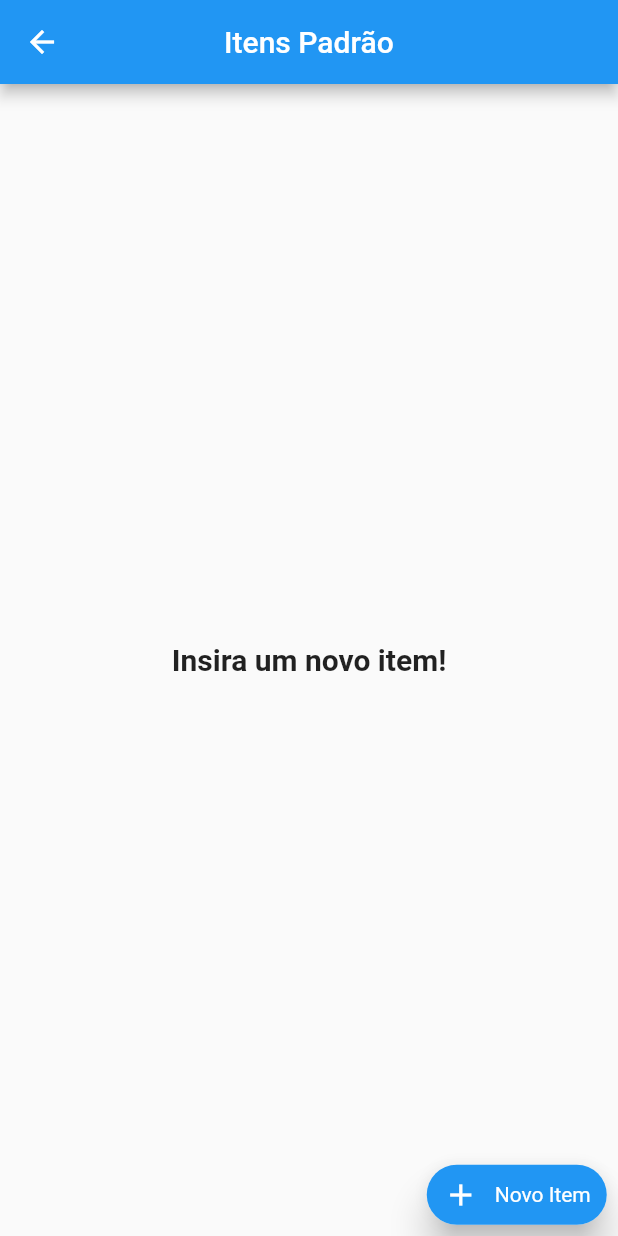
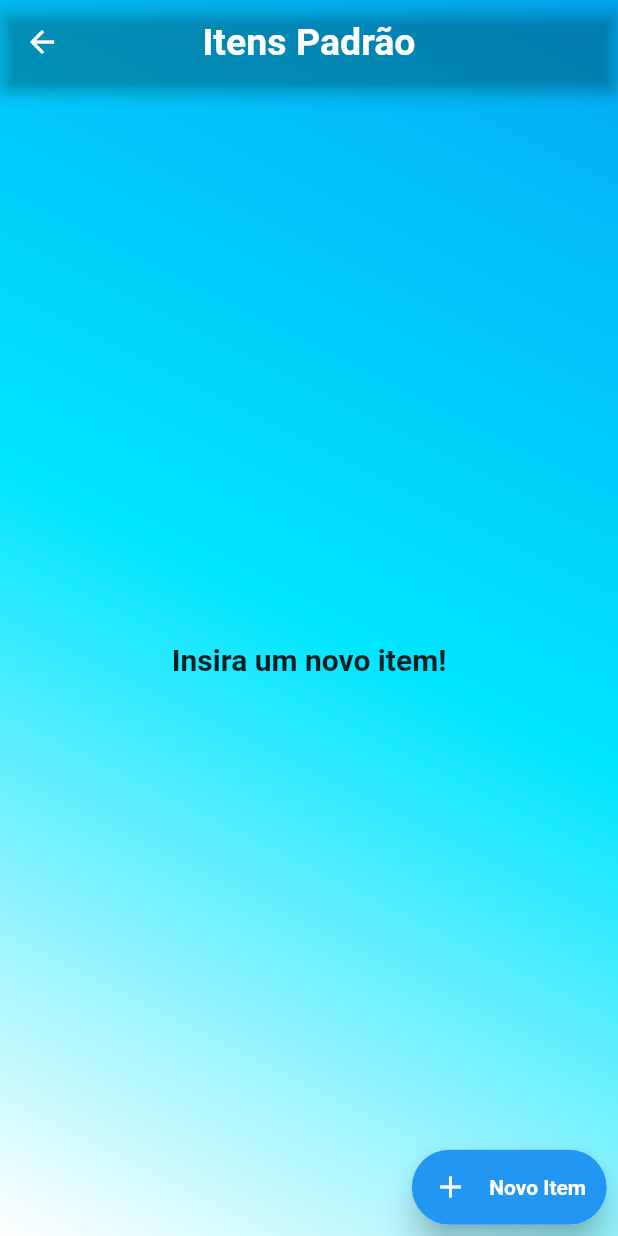
Before and after one commit to rein4nl1m/check_db, a Flutter app: the screen it shows after launch, after a tap on "Itens Padrão", on a phone screen of 412 x 824 dp. Run offline on Flutter 3.47's test engine with Material 2 defaults, Android fonts, the phone set to English and light mode, and no system bars; our stand-ins replace sqflite; accounts and stored records are empty.

Commit message:
Alteração de Navegação entre Páginas

```diff
--- a/lib/main.dart
+++ b/lib/main.dart
@@ -1,6 +1,5 @@
 import 'package:check_compras/screens/homeScreen.dart';
 import 'package:check_compras/screens/itensScreen.dart';
-import 'package:check_compras/screens/novoItemScreen.dart';
 import 'package:flutter/material.dart';
 
 void main() => runApp(MyApp());
@@ -13,12 +12,9 @@ class MyApp extends StatelessWidget {
         theme: ThemeData(
           primarySwatch: Colors.blue,
         ),
-      debugShowCheckedModeBanner: false,
         home: HomeScreen(),
         routes: {
           '/itensScreen': (context) => ItensScreen(),
-        '/novoItemScreen': (context) => NovoItemScreen()
-      }
-    );
+        });
   }
 }
--- a/lib/screens/homeScreen.dart
+++ b/lib/screens/homeScreen.dart
@@ -1,4 +1,6 @@
 import 'package:check_compras/db/db_provider.dart';
+import 'package:check_compras/widgets/customAppBar.dart';
+import 'package:check_compras/widgets/customBodyBack.dart';
 import 'package:check_compras/widgets/customSection.dart';
 import 'package:flutter/material.dart';
 
@@ -8,16 +10,17 @@ class HomeScreen extends StatelessWidget {
   @override
   Widget build(BuildContext context) {
     return Scaffold(
-      appBar: AppBar(
-          title: Text("Check Compras!"), centerTitle: true, elevation: 10),
-      body: Container(
+      body: Stack(children: <Widget>[
+        CustomBodyBack(),
+        CustomAppBar(title: "Check Compras!"),
+        Container(
           width: double.infinity,
           height: double.infinity,
-        child: SafeArea(
           child: Column(
             crossAxisAlignment: CrossAxisAlignment.center,
             mainAxisAlignment: MainAxisAlignment.spaceEvenly,
             children: <Widget>[
+              SizedBox(height: 5),
               Text(
                 "Bem vindo(a) ao Check Compras!",
                 style: TextStyle(fontWeight: FontWeight.bold, fontSize: 20),
@@ -29,12 +32,11 @@ class HomeScreen extends StatelessWidget {
                   CustomSection(
                       iconData: Icons.add_box,
                       title: "Itens Padrão",
-                  route: "/itensScreen",
-                ),
+                      route: "/itensScreen"),
                   CustomSection(
                       iconData: Icons.format_list_bulleted,
                       title: "Lista de Compras",
-                )
+                      route: "/listaScreen")
                 ],
               ),
               Row(
@@ -44,16 +46,17 @@ class HomeScreen extends StatelessWidget {
                   CustomSection(
                       iconData: Icons.history,
                       title: "Histórico de Compras",
-                ),
+                      route: "/historicoScreen"),
                   CustomSection(
                       iconData: Icons.info,
                       title: "Sobre o app",
-                )
+                      route: "/sobreScreen")
                 ],
               ),
             ],
-        )),
           ),
+        )
+      ]),
     );
   }
 }
--- a/lib/screens/itensScreen.dart
+++ b/lib/screens/itensScreen.dart
@@ -1,5 +1,9 @@
 import 'package:check_compras/db/db_provider.dart';
 import 'package:check_compras/models/itemPadraoModel.dart';
+import 'package:check_compras/widgets/customAppBar.dart';
+import 'package:check_compras/widgets/customBodyBack.dart';
+import 'package:check_compras/widgets/customFloatButton.dart';
+//import 'package:check_compras/widgets/customFloatButton.dart';
 import 'package:check_compras/widgets/customListTile.dart';
 import 'package:flutter/material.dart';
 
@@ -13,9 +17,26 @@ class _ItensScreenState extends State<ItensScreen> {
 
   @override
   Widget build(BuildContext context) {
-    return Scaffold(
-      appBar: AppBar(title: Text("Itens Padrão"), centerTitle: true),
-      body: Stack(
+    return Stack(
+      children: <Widget>[
+        CustomBodyBack(),
+        Scaffold(
+          backgroundColor: Colors.transparent,
+          appBar: AppBar(
+            title: Text("Itens Padrão",
+                style: TextStyle(
+                    color: Colors.white,
+                    fontSize: 25,
+                    fontWeight: FontWeight.bold)),
+            centerTitle: true,
+            backgroundColor: Colors.transparent,
+          ),
+          body: Container(
+              width: double.infinity,
+              height: double.infinity,
+              child: Column(
+                  crossAxisAlignment: CrossAxisAlignment.center,
+                  mainAxisAlignment: MainAxisAlignment.spaceEvenly,
                   children: <Widget>[
                     FutureBuilder<List<ItemPadrao>>(
                       future: db.queryAllRows(),
@@ -34,43 +55,15 @@ class _ItensScreenState extends State<ItensScreen> {
                           return Center(
                               child: Text("Insira um novo item!",
                                   style: TextStyle(
-                            fontWeight: FontWeight.bold, fontSize: 20)));
+                                      fontWeight: FontWeight.bold,
+                                      fontSize: 20)));
                         }
                       },
                     ),
-          Positioned(
-            bottom: 7.5,
-            right: 7.5,
-            child: Hero(
-              tag: "novoItem",
-              child: Material(
-                elevation: 10,
-                borderRadius: BorderRadius.circular(20),
-                child: InkWell(
-                  onTap: () {
-                    Navigator.pushNamed(context, "/novoItemScreen");
-                  },
-                  borderRadius: BorderRadius.circular(20),
-                  child: Container(
-                    width: 120,
-                    height: 40,
-                    decoration: BoxDecoration(
-                        color: Theme.of(context).primaryColor,
-                        borderRadius: BorderRadius.circular(20)),
-                    child: Row(
-                      mainAxisAlignment: MainAxisAlignment.spaceEvenly,
-                      children: <Widget>[
-                        Icon(Icons.add, color: Colors.white),
-                        Text("Novo Item", style: TextStyle(color: Colors.white))
+                  ])),
+        ),
+        CustomFloatButton(label: "Novo Item")
       ],
-                    ),
-                  ),
-                ),
-              ),
-            ),
-          )
-        ],
-      ),
     );
   }
 }
--- a/lib/screens/novoItemScreen.dart
+++ /dev/null
@@ -1,20 +0,0 @@
-import 'package:flutter/material.dart';
-
-class NovoItemScreen extends StatelessWidget {
-  @override
-  Widget build(BuildContext context) {
-    return Scaffold(
-      body: Stack(
-        children: <Widget>[
-          Hero(
-              tag: "novoItem",
-              child: Container(
-                width: double.infinity,
-                height: double.infinity,
-                color: Theme.of(context).primaryColor,
-              ))
-        ],
-      ),
-    );
-  }
-}
--- /dev/null
+++ b/lib/widgets/customAppBar.dart
@@ -0,0 +1,27 @@
+import 'package:flutter/material.dart';
+
+class CustomAppBar extends StatelessWidget {
+  final String title;
+
+  const CustomAppBar({Key key, this.title}) : super(key: key);
+
+  @override
+  Widget build(BuildContext context) {
+    return Material(
+      elevation: 12,
+      color: Colors.transparent,
+      child: Container(
+        width: double.infinity,
+        height: 75,
+        alignment: Alignment.topCenter,
+        padding: EdgeInsets.only(top: 30),
+        child: Text(
+          title,
+          style: TextStyle(
+              color: Colors.white, fontSize: 30, fontWeight: FontWeight.bold),
+          textAlign: TextAlign.center,
+        ),
+      ),
+    );
+  }
+}
--- /dev/null
+++ b/lib/widgets/customBodyBack.dart
@@ -0,0 +1,16 @@
+import 'package:flutter/material.dart';
+
+class CustomBodyBack extends StatelessWidget {
+  @override
+  Widget build(BuildContext context) {
+    return Container(
+      width: double.infinity,
+      height: double.infinity,
+      decoration: BoxDecoration(
+          gradient: LinearGradient(
+              colors: [Colors.lightBlue, Colors.cyanAccent[400], Colors.white],
+              begin: Alignment.topRight,
+              end: Alignment.bottomLeft)),
+    );
+  }
+}
--- /dev/null
+++ b/lib/widgets/customFloatButton.dart
@@ -0,0 +1,44 @@
+import 'package:flutter/material.dart';
+
+class CustomFloatButton extends StatelessWidget {
+  //final String route;
+  final String label;
+
+  const CustomFloatButton({Key key, /* this.route, */ this.label})
+      : super(key: key);
+
+  @override
+  Widget build(BuildContext context) {
+    return Positioned(
+      bottom: 7.5,
+      right: 7.5,
+      child: Material(
+        elevation: 10,
+        borderRadius: BorderRadius.circular(25),
+        child: InkWell(
+          onTap: () {},
+          borderRadius: BorderRadius.circular(25),
+          child: Hero(
+            tag: "novoItem",
+            child: Container(
+              width: 130,
+              height: 50,
+              decoration: BoxDecoration(
+                  color: Theme.of(context).primaryColor,
+                  borderRadius: BorderRadius.circular(25)),
+              child: Row(
+                mainAxisAlignment: MainAxisAlignment.spaceEvenly,
+                children: <Widget>[
+                  Icon(Icons.add, color: Colors.white),
+                  Text(label,
+                      style: TextStyle(
+                          color: Colors.white, fontWeight: FontWeight.bold))
+                ],
+              ),
+            ),
+          ),
+        ),
+      ),
+    );
+  }
+}
--- a/lib/widgets/customSection.dart
+++ b/lib/widgets/customSection.dart
@@ -5,7 +5,8 @@ class CustomSection extends StatelessWidget {
   final IconData iconData;
   final String route;
 
-  const CustomSection({Key key, this.title, this.iconData, this.route})
+  const CustomSection(
+      {Key key, this.title, this.iconData, this.route})
       : super(key: key);
 
   @override
@@ -19,23 +20,24 @@ class CustomSection extends StatelessWidget {
         width: 130,
         height: 130,
         decoration: BoxDecoration(
-            color: Theme.of(context).primaryColor,
-            borderRadius: BorderRadius.circular(14)),
+            color: Colors.white,
+            borderRadius: BorderRadius.circular(14),
+            border: Border.all(color: Colors.blue)),
         child: Column(
           mainAxisAlignment: MainAxisAlignment.center,
           crossAxisAlignment: CrossAxisAlignment.center,
           children: <Widget>[
             Padding(
               padding: const EdgeInsets.only(bottom: 10),
-              child: Icon(iconData, size: 70, color: Colors.white),
+              child: Icon(iconData, size: 70, color: Colors.blue),
             ),
             Text(
               title,
               style: TextStyle(
-                fontWeight: FontWeight.bold,
-                fontSize: 12,
-                color: Colors.white,
-              ),
+                  fontWeight: FontWeight.bold,
+                  fontSize: 12,
+                  color: Colors.blue,
+                  fontFamily: DefaultTextStyle.of(context).style.fontFamily),
               textAlign: TextAlign.center,
             )
           ],
--- /dev/null
+++ b/lib/widgets/novoItemWidget.dart
@@ -0,0 +1,22 @@
+import 'package:flutter/material.dart';
+
+class NovoItemWidget extends StatefulWidget {
+  @override
+  _NovoItemWidgetState createState() => _NovoItemWidgetState();
+}
+
+class _NovoItemWidgetState extends State<NovoItemWidget> {
+  @override
+  Widget build(BuildContext context) {
+    return Material(
+      elevation: 10,
+      child: Hero(
+        tag: "novoItem",
+        child: Container(
+          height: MediaQuery.of(context).size.height * .4,
+          color: Colors.white,
+        ),
+      ),
+    );
+  }
+}
```
Lines whose indentation alone changed are shown as unchanged.
